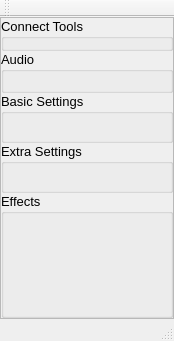
Above: Apps/LedRemoteControl/mainviewwindow.ui from successbyfailure/libreLeds before the change. Below: the same form after it.
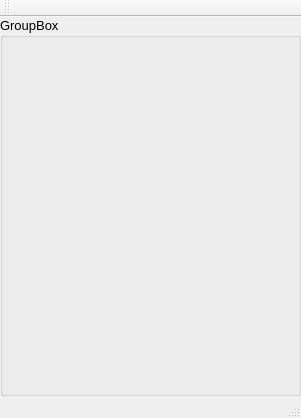
That is the form after the change. Custom widgets are drawn as their Qt base class.

```diff
--- a/Apps/LedRemoteControl/mainviewwindow.ui
+++ b/Apps/LedRemoteControl/mainviewwindow.ui
@@ -6,8 +6,8 @@
    <rect>
     <x>0</x>
     <y>0</y>
-    <width>174</width>
-    <height>341</height>
+    <width>301</width>
+    <height>418</height>
    </rect>
   </property>
   <property name="font">
@@ -20,6 +20,9 @@
   </property>
   <widget class="QWidget" name="centralWidget">
    <layout class="QVBoxLayout" name="verticalLayout">
+    <property name="spacing">
+     <number>0</number>
+    </property>
     <property name="leftMargin">
      <number>0</number>
     </property>
@@ -33,90 +36,10 @@
      <number>0</number>
     </property>
     <item>
-     <widget class="QScrollArea" name="scrollArea">
-      <property name="frameShadow">
-       <enum>QFrame::Raised</enum>
+     <widget class="ledGadgetServerGB" name="groupBox">
+      <property name="title">
+       <string>GroupBox</string>
       </property>
-      <property name="lineWidth">
-       <number>2</number>
-      </property>
-      <property name="verticalScrollBarPolicy">
-       <enum>Qt::ScrollBarAsNeeded</enum>
-      </property>
-      <property name="horizontalScrollBarPolicy">
-       <enum>Qt::ScrollBarAsNeeded</enum>
-      </property>
-      <property name="sizeAdjustPolicy">
-       <enum>QAbstractScrollArea::AdjustToContents</enum>
-      </property>
-      <property name="widgetResizable">
-       <bool>true</bool>
-      </property>
-      <property name="alignment">
-       <set>Qt::AlignLeading|Qt::AlignLeft|Qt::AlignTop</set>
-      </property>
-      <widget class="QWidget" name="scrollAreaWidgetContents_4">
-       <property name="geometry">
-        <rect>
-         <x>0</x>
-         <y>0</y>
-         <width>172</width>
-         <height>300</height>
-        </rect>
-       </property>
-       <layout class="QVBoxLayout" name="verticalLayout_2" stretch="1,5,6,6,15">
-        <property name="spacing">
-         <number>0</number>
-        </property>
-        <property name="leftMargin">
-         <number>0</number>
-        </property>
-        <property name="topMargin">
-         <number>0</number>
-        </property>
-        <property name="rightMargin">
-         <number>0</number>
-        </property>
-        <property name="bottomMargin">
-         <number>0</number>
-        </property>
-        <item>
-         <widget class="connectWidget" name="connectW">
-          <property name="title">
-           <string>Connect Tools</string>
-          </property>
-         </widget>
-        </item>
-        <item>
-         <widget class="spectrumWidget" name="gbVuLevels">
-          <property name="title">
-           <string>Audio</string>
-          </property>
-         </widget>
-        </item>
-        <item>
-         <widget class="editBasicSettingsGroupBox" name="gbBasicSettings">
-          <property name="title">
-           <string>Basic Settings</string>
-          </property>
-         </widget>
-        </item>
-        <item>
-         <widget class="editExtraSettingsGroupBox" name="gbExtraSettings">
-          <property name="title">
-           <string>Extra Settings</string>
-          </property>
-         </widget>
-        </item>
-        <item>
-         <widget class="animationSelectGroupbox" name="gbEffects">
-          <property name="title">
-           <string>Effects</string>
-          </property>
-         </widget>
-        </item>
-       </layout>
-      </widget>
      </widget>
     </item>
    </layout>
@@ -139,33 +62,9 @@
  <layoutdefault spacing="6" margin="11"/>
  <customwidgets>
   <customwidget>
-   <class>connectWidget</class>
+   <class>ledGadgetServerGB</class>
    <extends>QGroupBox</extends>
-   <header location="global">connectwidget.h</header>
-   <container>1</container>
-  </customwidget>
-  <customwidget>
-   <class>editBasicSettingsGroupBox</class>
-   <extends>QGroupBox</extends>
-   <header location="global">editbasicsettingsgroupbox.h</header>
-   <container>1</container>
-  </customwidget>
-  <customwidget>
-   <class>editExtraSettingsGroupBox</class>
-   <extends>QGroupBox</extends>
-   <header location="global">editextrasettingsgroupbox.h</header>
-   <container>1</container>
-  </customwidget>
-  <customwidget>
-   <class>animationSelectGroupbox</class>
-   <extends>QGroupBox</extends>
-   <header location="global">animationselectgroupbox.h</header>
-   <container>1</container>
-  </customwidget>
-  <customwidget>
-   <class>spectrumWidget</class>
-   <extends>QGroupBox</extends>
-   <header location="global">spectrumwidget.h</header>
+   <header>ledgadgetservergb.h</header>
    <container>1</container>
   </customwidget>
  </customwidgets>
```
